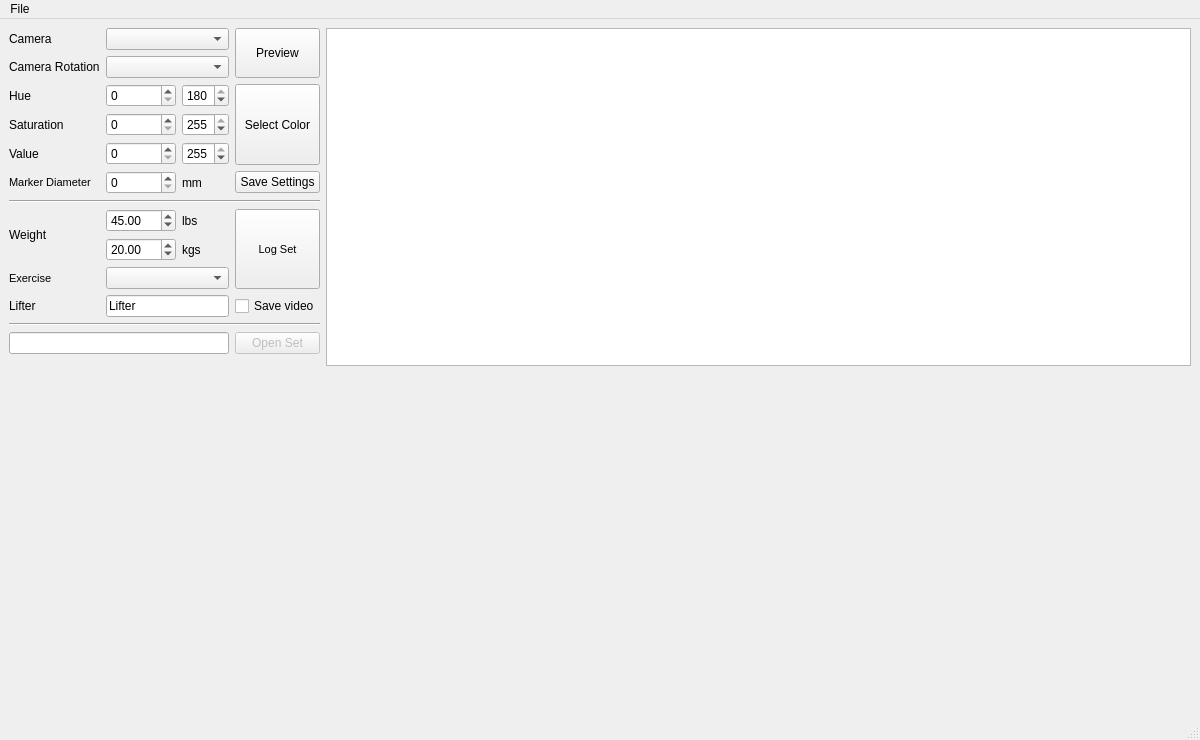
Above: apps/barbellcvlog.ui from tlancon/barbellcv before the change. Below: the same form after it.
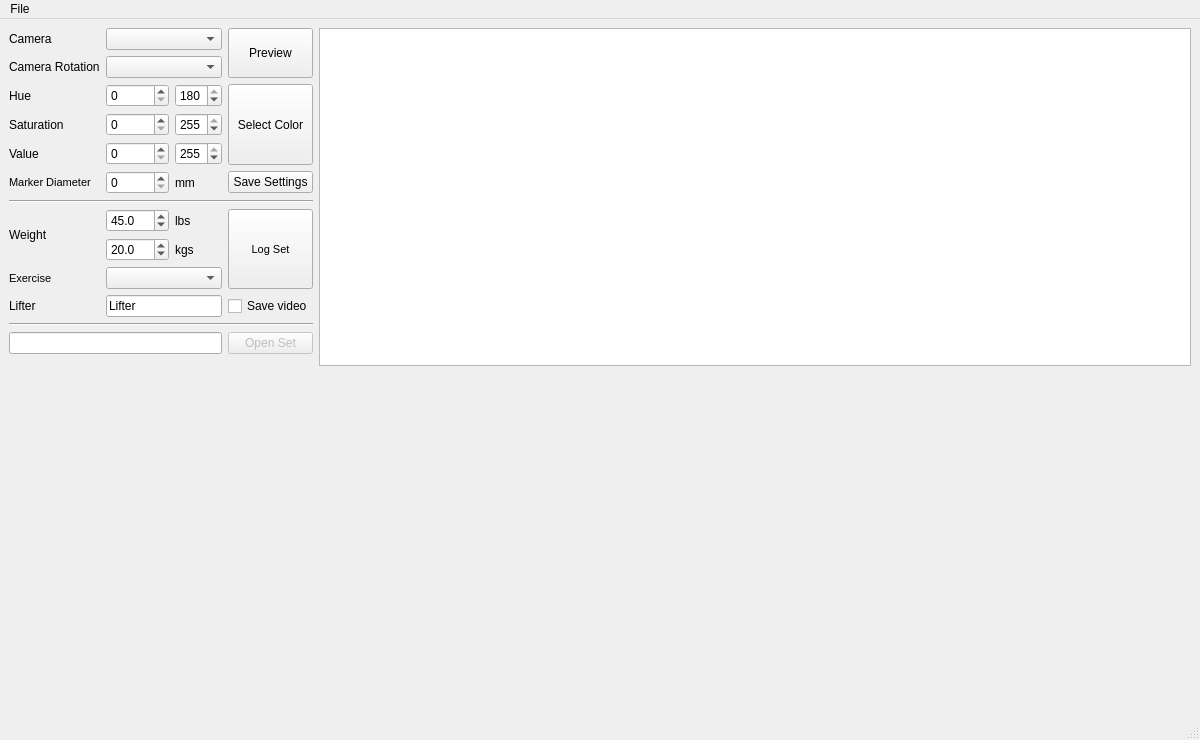
That is the form after the change. Custom widgets are drawn as their Qt base class.

Commit message: lb/kg conversions to 1 decimal #34

```diff
--- a/apps/barbellcvlog.ui
+++ b/apps/barbellcvlog.ui
@@ -181,10 +181,10 @@
       <item row="7" column="1">
        <widget class="QDoubleSpinBox" name="spinLbs">
         <property name="decimals">
-         <number>2</number>
+         <number>1</number>
         </property>
         <property name="maximum">
-         <double>1102.309999999999945</double>
+         <double>1102.299999999999955</double>
         </property>
         <property name="value">
          <double>45.000000000000000</double>
@@ -218,7 +218,7 @@
       <item row="8" column="1">
        <widget class="QDoubleSpinBox" name="spinKgs">
         <property name="decimals">
-         <number>2</number>
+         <number>1</number>
         </property>
         <property name="maximum">
          <double>501.000000000000000</double>
```
The commit also changes 1 other file.
